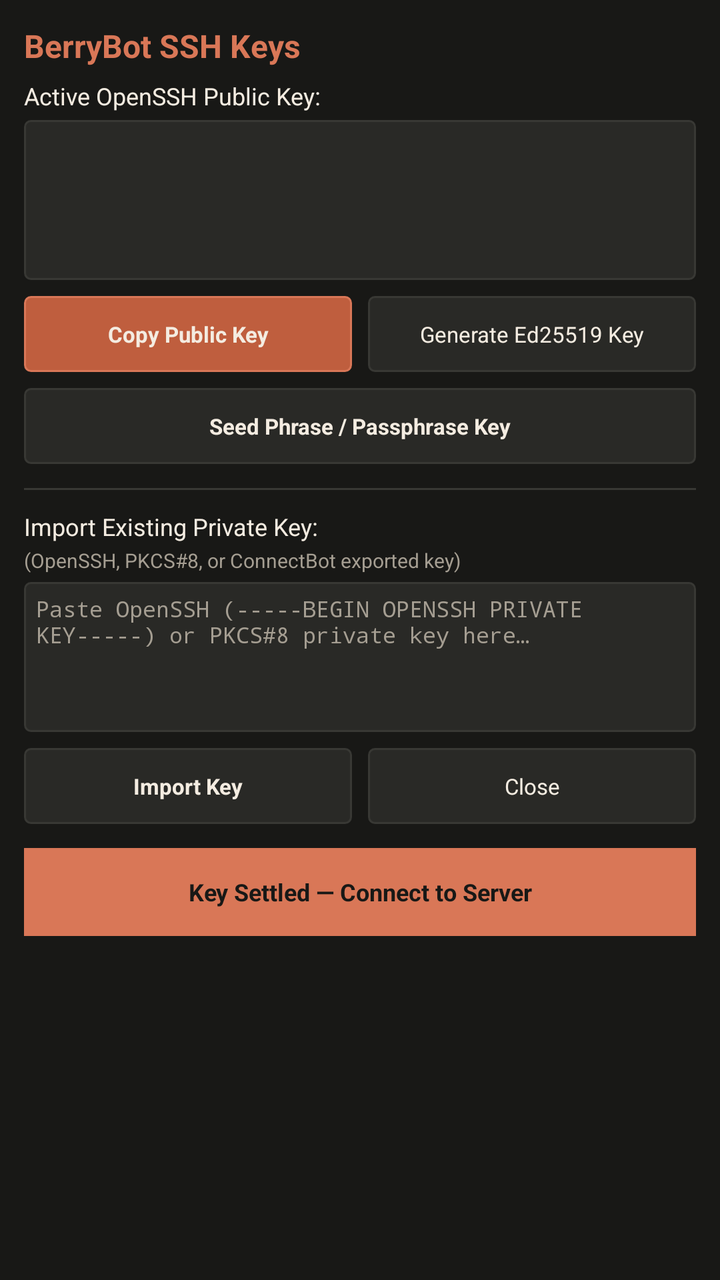
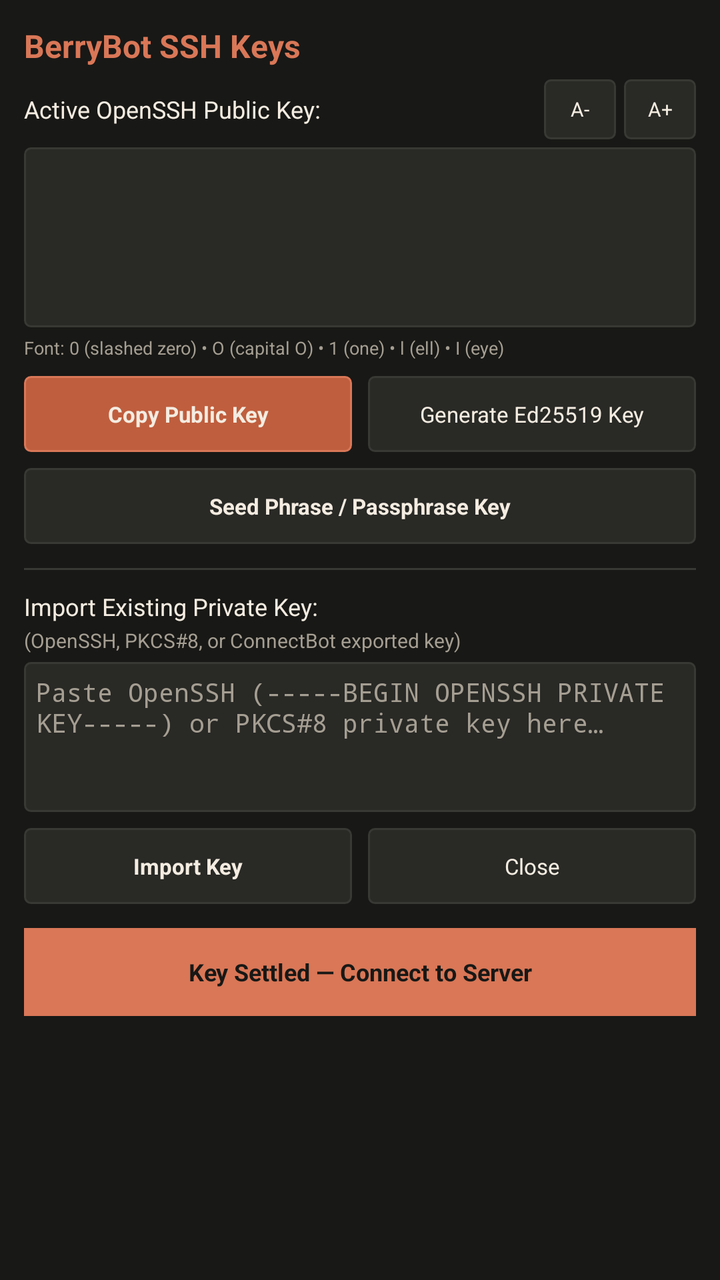

Before-and-after screenshots of an Android layout around one commit, followed by the original layout XML and the change that was made.
<!-- AndroidManifest.xml: application theme Theme.BerryBot -->
<!-- res/layout/activity_key_management.xml -->
<?xml version="1.0" encoding="utf-8"?>
<ScrollView xmlns:android="http://schemas.android.com/apk/res/android"
    android:layout_width="match_parent"
    android:layout_height="match_parent"
    android:background="@color/claude_bg"
    android:fillViewport="true">

    <LinearLayout
        android:layout_width="match_parent"
        android:layout_height="wrap_content"
        android:orientation="vertical"
        android:padding="12dp">

        <TextView
            android:layout_width="match_parent"
            android:layout_height="wrap_content"
            android:text="BerryBot SSH Keys"
            android:textColor="@color/claude_coral"
            android:textSize="16sp"
            android:textStyle="bold"
            android:layout_marginBottom="6dp" />

        <TextView
            android:id="@+id/tvSetupNotice"
            android:layout_width="match_parent"
            android:layout_height="wrap_content"
            android:text="Setup: Settle your SSH key below and add your Public Key to your server's authorized_keys before connecting."
            android:textColor="@color/claude_coral"
            android:textSize="11sp"
            android:textStyle="bold"
            android:background="@drawable/key_bg_normal"
            android:padding="8dp"
            android:layout_marginBottom="10dp"
            android:visibility="gone" />

        <TextView
            android:layout_width="match_parent"
            android:layout_height="wrap_content"
            android:text="Active OpenSSH Public Key:"
            android:textColor="@color/claude_cream"
            android:textSize="12sp"
            android:layout_marginBottom="4dp" />

        <EditText
            android:id="@+id/etPublicKey"
            android:layout_width="match_parent"
            android:layout_height="80dp"
            android:background="@drawable/key_bg_normal"
            android:textColor="@color/claude_cream"
            android:textSize="11sp"
            android:typeface="monospace"
            android:gravity="top|left"
            android:padding="6dp"
            android:editable="false"
            android:cursorVisible="false"
            android:layout_marginBottom="8dp" />

        <LinearLayout
            android:layout_width="match_parent"
            android:layout_height="wrap_content"
            android:orientation="horizontal"
            android:layout_marginBottom="8dp">

            <Button
                android:id="@+id/btnCopyPubkey"
                android:layout_width="0dp"
                android:layout_height="38dp"
                android:layout_weight="1"
                android:text="@string/btn_copy_pubkey"
                android:textColor="@color/claude_cream"
                android:textSize="11sp"
                android:textStyle="bold"
                android:background="@drawable/key_bg_pressed"
                android:layout_marginRight="4dp" />

            <Button
                android:id="@+id/btnGenerateKey"
                android:layout_width="0dp"
                android:layout_height="38dp"
                android:layout_weight="1"
                android:text="@string/btn_generate_key"
                android:textColor="@color/claude_cream"
                android:textSize="11sp"
                android:background="@drawable/key_bg_normal"
                android:layout_marginLeft="4dp" />

        </LinearLayout>

        <Button
            android:id="@+id/btnPassphraseKey"
            android:layout_width="match_parent"
            android:layout_height="38dp"
            android:text="Seed Phrase / Passphrase Key"
            android:textColor="@color/claude_cream"
            android:textSize="11sp"
            android:textStyle="bold"
            android:background="@drawable/key_bg_normal"
            android:layout_marginBottom="12dp" />

        <View
            android:layout_width="match_parent"
            android:layout_height="1dp"
            android:background="@color/claude_border"
            android:layout_marginBottom="10dp" />

        <TextView
            android:layout_width="match_parent"
            android:layout_height="wrap_content"
            android:text="Import Existing Private Key:"
            android:textColor="@color/claude_cream"
            android:textSize="12sp"
            android:layout_marginBottom="2dp" />

        <TextView
            android:layout_width="match_parent"
            android:layout_height="wrap_content"
            android:text="(OpenSSH, PKCS#8, or ConnectBot exported key)"
            android:textColor="@color/claude_cream_dim"
            android:textSize="10sp"
            android:layout_marginBottom="4dp" />

        <EditText
            android:id="@+id/etPrivateKeyInput"
            android:layout_width="match_parent"
            android:layout_height="75dp"
            android:background="@drawable/key_bg_normal"
            android:hint="@string/hint_paste_private_key"
            android:textColorHint="@color/claude_cream_dim"
            android:textColor="@color/claude_cream"
            android:textSize="11sp"
            android:typeface="monospace"
            android:gravity="top|left"
            android:padding="6dp"
            android:layout_marginBottom="8dp" />

        <LinearLayout
            android:layout_width="match_parent"
            android:layout_height="wrap_content"
            android:orientation="horizontal"
            android:layout_marginBottom="12dp">

            <Button
                android:id="@+id/btnImportKey"
                android:layout_width="0dp"
                android:layout_height="38dp"
                android:layout_weight="1"
                android:text="@string/btn_import_key"
                android:textColor="@color/claude_cream"
                android:textSize="11sp"
                android:textStyle="bold"
                android:background="@drawable/key_bg_normal"
                android:layout_marginRight="4dp" />

            <Button
                android:id="@+id/btnClose"
                android:layout_width="0dp"
                android:layout_height="38dp"
                android:layout_weight="1"
                android:text="@string/btn_close"
                android:textColor="@color/claude_cream"
                android:textSize="11sp"
                android:background="@drawable/key_bg_normal"
                android:layout_marginLeft="4dp" />

        </LinearLayout>

        <Button
            android:id="@+id/btnConnectNow"
            android:layout_width="match_parent"
            android:layout_height="44dp"
            android:text="Key Settled — Connect to Server"
            android:textColor="@color/claude_bg"
            android:textStyle="bold"
            android:textSize="12sp"
            android:background="@color/claude_coral"
            android:layout_marginBottom="8dp" />

    </LinearLayout>

</ScrollView>
<!-- resources referenced by this layout -->
<resources>
  <color name="claude_bg">#181816</color>
  <color name="claude_border">#383834</color>
  <color name="claude_coral">#D97757</color>
  <color name="claude_cream">#F4ECE1</color>
  <color name="claude_cream_dim">#A59E92</color>
  <!-- drawable key_bg_normal (drawable) -->
  <?xml version="1.0" encoding="utf-8"?>
  <shape xmlns:android="http://schemas.android.com/apk/res/android"
      android:shape="rectangle">
      <solid android:color="@color/claude_key_bg" />
      <corners android:radius="3dp" />
      <stroke
          android:width="1dp"
          android:color="@color/claude_border" />
  </shape>
  <!-- drawable key_bg_pressed (drawable) -->
  <?xml version="1.0" encoding="utf-8"?>
  <shape xmlns:android="http://schemas.android.com/apk/res/android"
      android:shape="rectangle">
      <solid android:color="@color/claude_coral_pressed" />
      <corners android:radius="3dp" />
      <stroke
          android:width="1dp"
          android:color="@color/claude_coral" />
  </shape>
  <string name="btn_close">Close</string>
  <string name="btn_copy_pubkey">Copy Public Key</string>
  <string name="btn_generate_key">Generate Ed25519 Key</string>
  <string name="btn_import_key">Import Key</string>
  <string name="hint_paste_private_key">Paste OpenSSH (-----BEGIN OPENSSH PRIVATE KEY-----) or PKCS#8 private key here…</string>
  <style name="Theme.BerryBot" parent="@android:style/Theme.Holo.NoActionBar.Fullscreen">
          <item name="android:windowBackground">@color/claude_bg</item>
          <item name="android:colorBackground">@color/claude_bg</item>
          <item name="android:textColor">@color/claude_cream</item>
      </style>
  <color name="claude_key_bg">#292926</color>
  <color name="claude_coral_pressed">#BF5E3E</color>
</resources>

<!-- the commit's change to res/layout/activity_key_management.xml (unified diff, before → after) -->
@@ -33,26 +33,63 @@
             android:layout_marginBottom="10dp"
             android:visibility="gone" />
 
-        <TextView
-            android:layout_width="match_parent"
-            android:layout_height="wrap_content"
-            android:text="Active OpenSSH Public Key:"
-            android:textColor="@color/claude_cream"
-            android:textSize="12sp"
-            android:layout_marginBottom="4dp" />
+        <LinearLayout
+            android:layout_width="match_parent"
+            android:layout_height="wrap_content"
+            android:orientation="horizontal"
+            android:gravity="center_vertical"
+            android:layout_marginBottom="4dp">
+
+            <TextView
+                android:layout_width="0dp"
+                android:layout_height="wrap_content"
+                android:layout_weight="1"
+                android:text="Active OpenSSH Public Key:"
+                android:textColor="@color/claude_cream"
+                android:textSize="12sp" />
+
+            <Button
+                android:id="@+id/btnFontMinus"
+                android:layout_width="36dp"
+                android:layout_height="30dp"
+                android:text="A-"
+                android:textSize="10sp"
+                android:textColor="@color/claude_cream"
+                android:background="@drawable/key_bg_normal"
+                android:layout_marginRight="4dp" />
+
+            <Button
+                android:id="@+id/btnFontPlus"
+                android:layout_width="36dp"
+                android:layout_height="30dp"
+                android:text="A+"
+                android:textSize="10sp"
+                android:textColor="@color/claude_cream"
+                android:background="@drawable/key_bg_normal" />
+
+        </LinearLayout>
 
         <EditText
             android:id="@+id/etPublicKey"
             android:layout_width="match_parent"
-            android:layout_height="80dp"
-            android:background="@drawable/key_bg_normal"
-            android:textColor="@color/claude_cream"
-            android:textSize="11sp"
+            android:layout_height="90dp"
+            android:background="@drawable/key_bg_normal"
+            android:textColor="@color/claude_cream"
+            android:textSize="13sp"
             android:typeface="monospace"
             android:gravity="top|left"
             android:padding="6dp"
             android:editable="false"
             android:cursorVisible="false"
+            android:layout_marginBottom="4dp" />
+
+        <TextView
+            android:id="@+id/tvFontLegend"
+            android:layout_width="match_parent"
+            android:layout_height="wrap_content"
+            android:text="Font: 0 (slashed zero) • O (capital O) • 1 (one) • l (ell) • I (eye)"
+            android:textColor="@color/claude_cream_dim"
+            android:textSize="9sp"
             android:layout_marginBottom="8dp" />
 
         <LinearLayout
@@ -127,7 +164,7 @@
             android:hint="@string/hint_paste_private_key"
             android:textColorHint="@color/claude_cream_dim"
             android:textColor="@color/claude_cream"
-            android:textSize="11sp"
+            android:textSize="13sp"
             android:typeface="monospace"
             android:gravity="top|left"
             android:padding="6dp"
